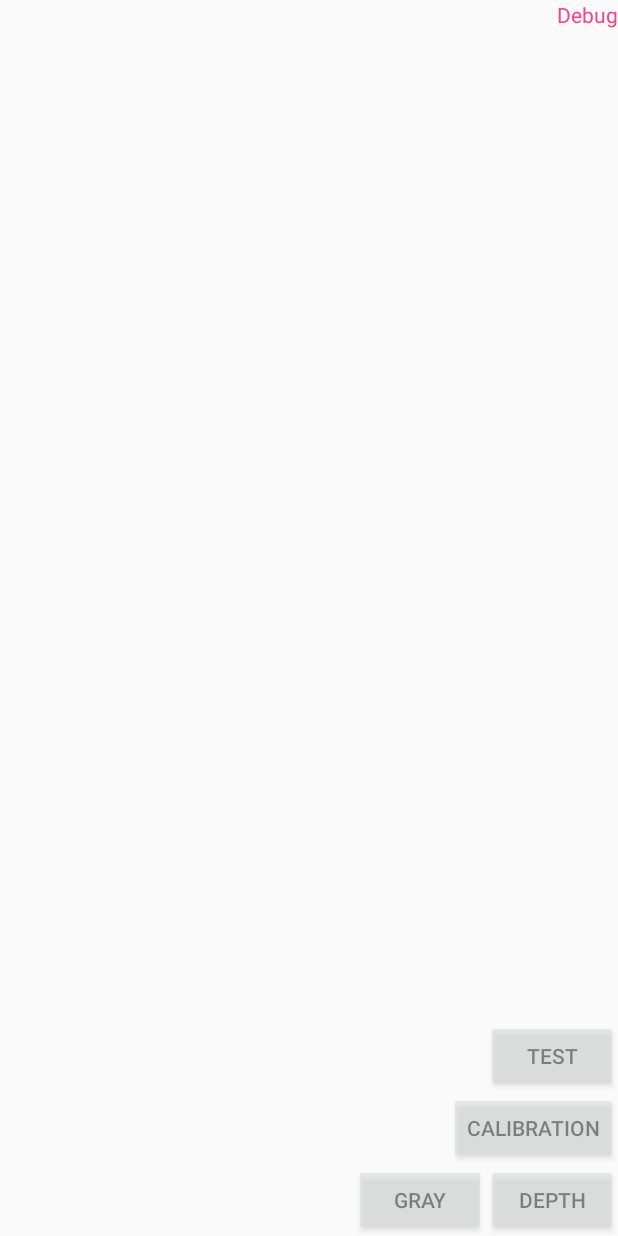
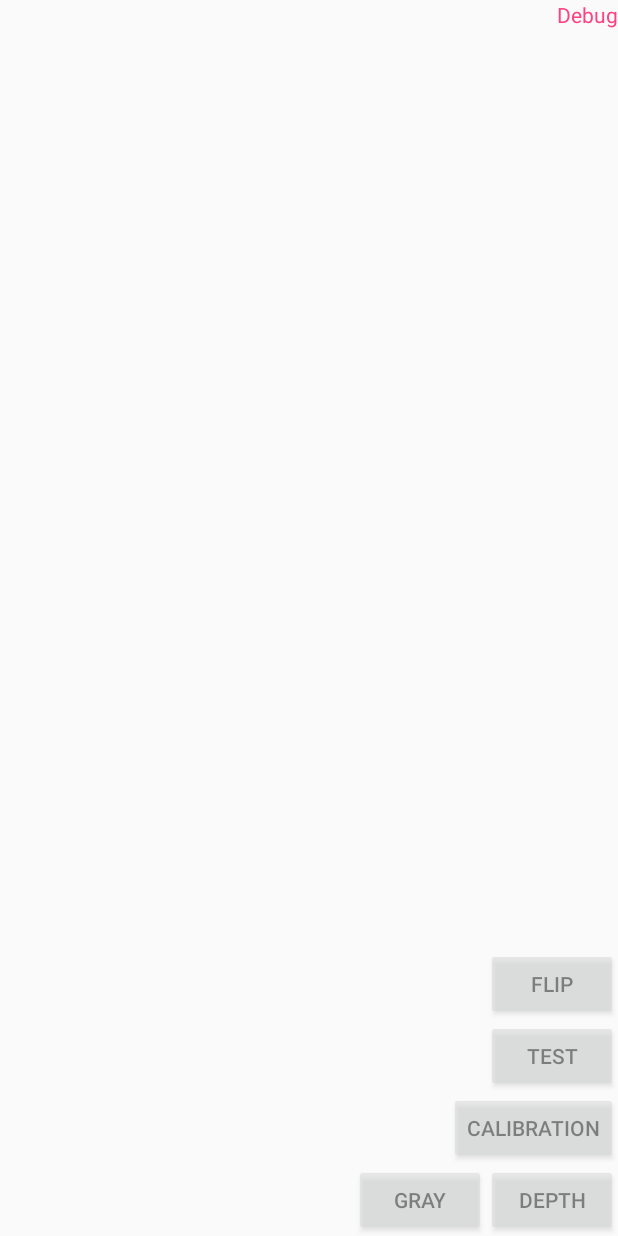
Before and after one commit to elfslmn/ProjectorCameraCalibrator, an Android app: the layout activity_main.xml on its own in the app's theme, with its tools: preview values and no code run, on a phone screen of 412 x 824 dp. Run offline under Robolectric (Android 15) with nearby library versions, the phone set to English and light mode, and no system bars.

Commit message:
add flip image feature

```diff
--- a/app/src/main/res/layout/activity_main.xml
+++ b/app/src/main/res/layout/activity_main.xml
@@ -74,6 +74,16 @@
         android:alpha="0.5"
         android:text="Test" />
 
+    <Button
+        android:id="@+id/buttonFlip"
+        android:layout_width="wrap_content"
+        android:layout_height="wrap_content"
+        android:layout_above="@+id/buttonTest"
+        android:layout_alignParentEnd="true"
+        android:layout_alignParentRight="true"
+        android:alpha="0.5"
+        android:text="Flip" />
+
     <TextView
         android:id="@+id/textViewDebug"
         android:layout_width="wrap_content"
```
Also changed, not shown: app/src/main/java/com/esalman17/calibrator/MainActivity.java (+9 -0 lines), 6 other files.
